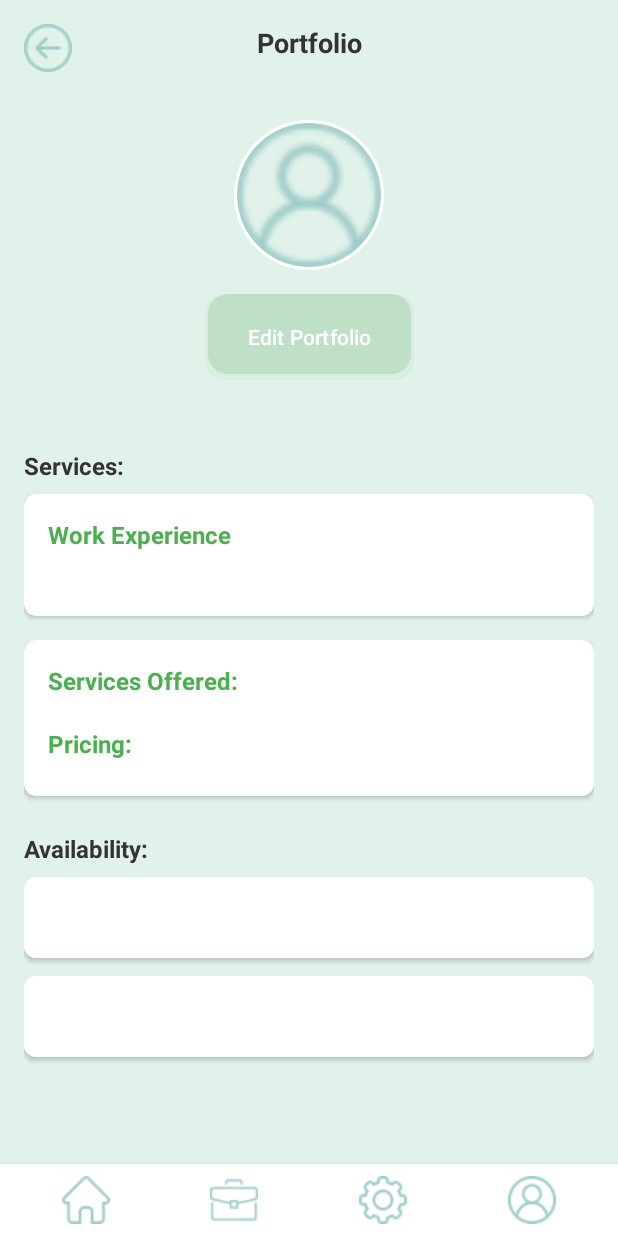
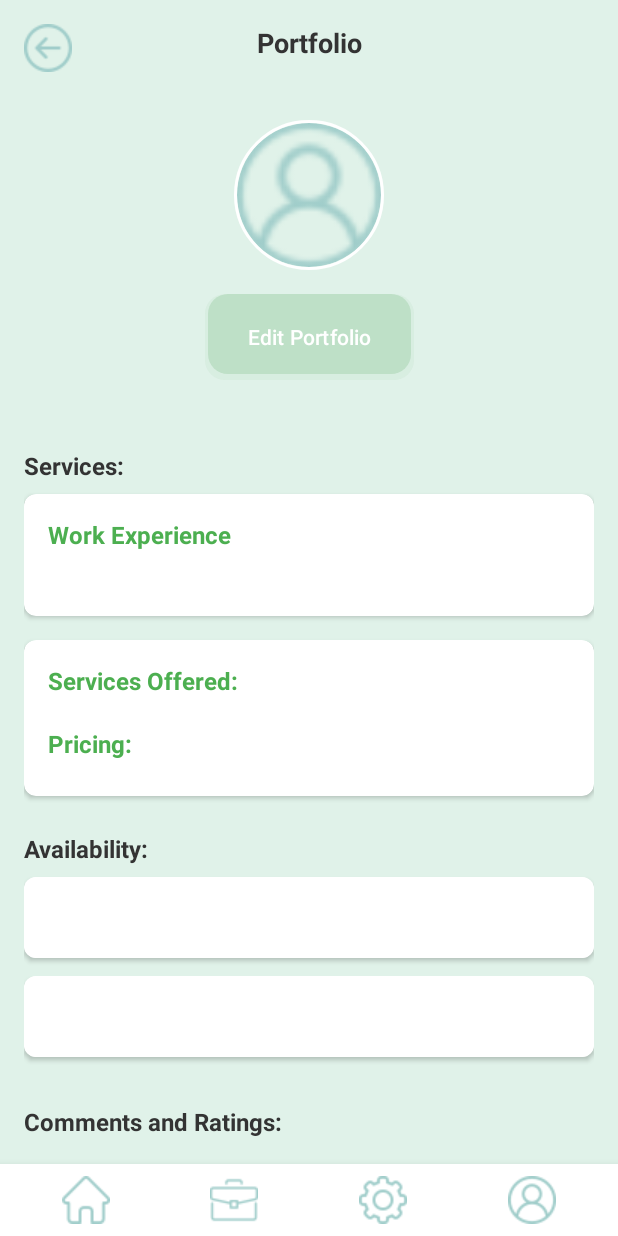
Before and after one commit to BlackLazuli/IT342-SkillMatch, an Android app: the PortfolioActivity screen opened directly, with no data from a screen before it, on a phone screen of 412 x 824 dp. Run offline under Robolectric (Android 15) with nearby library versions, the phone set to English and light mode, and no system bars; our stand-ins replace CircleImageView.

Commit message:
Created A CustomerProfile Page and Edited the Portfolio page for the Comments and Ratings

```diff
--- a/frontend_mobile/app/src/main/AndroidManifest.xml
+++ b/frontend_mobile/app/src/main/AndroidManifest.xml
@@ -48,6 +48,7 @@
         <activity android:name=".SignUp" android:exported="false" />
         <activity android:name=".ChooseRole" android:exported="false" />
         <activity android:name=".customer.EditCustomerProfile" android:exported="false" />
+        <activity android:name=".customer.CustomerProfileActivity" android:exported="false" />
         <activity android:name=".professional.EditPortfolioActivity" android:exported="false" />
         <activity android:name=".professional.EditProfessionalProfile" android:exported="false" />
         <activity android:name=".professional.PortfolioActivity" android:exported="false" />
--- a/frontend_mobile/app/src/main/java/com/example/skillmatch/customer/EditCustomerProfile.kt
+++ b/frontend_mobile/app/src/main/java/com/example/skillmatch/customer/EditCustomerProfile.kt
@@ -41,6 +41,8 @@ import android.os.Looper
 import android.provider.MediaStore
 import android.util.Base64
 import android.util.Log
+import com.example.skillmatch.professional.EditProfessionalProfile
+import com.example.skillmatch.professional.ProfessionalProfileActivity
 import java.io.ByteArrayOutputStream
 import java.io.FileNotFoundException
 
@@ -398,7 +400,9 @@ class EditCustomerProfile : AppCompatActivity(), OnMapReadyCallback {
 
                         // Delay finish to show success message
                         Handler(Looper.getMainLooper()).postDelayed({
-                            finish()
+                            val intent = Intent(this@EditCustomerProfile, CustomerProfileActivity::class.java)
+                            intent.flags = Intent.FLAG_ACTIVITY_NEW_TASK or Intent.FLAG_ACTIVITY_CLEAR_TOP
+                            startActivity(intent)
                         }, 1500)
                     } else {
                         val errorCode = response.code()
--- a/frontend_mobile/app/src/main/res/drawable/circle_background.xml
+++ b/frontend_mobile/app/src/main/res/drawable/circle_background.xml
@@ -2,4 +2,5 @@
 <shape xmlns:android="http://schemas.android.com/apk/res/android"
     android:shape="oval">
     <solid android:color="#4CAF50" />
+    <size android:width="40dp" android:height="40dp" />
 </shape>
--- a/frontend_mobile/app/src/main/res/layout/activity_portfolio.xml
+++ b/frontend_mobile/app/src/main/res/layout/activity_portfolio.xml
@@ -242,6 +242,98 @@
                     android:textColor="#333333"
                     android:textSize="16sp" />
             </androidx.cardview.widget.CardView>
+
+            <!-- Comments and Ratings Section -->
+            <TextView
+                android:layout_width="wrap_content"
+                android:layout_height="wrap_content"
+                android:layout_marginTop="8dp"
+                android:layout_marginBottom="8dp"
+                android:text="Comments and Ratings:"
+                android:textColor="#333333"
+                android:textSize="16sp"
+                android:textStyle="bold" />
+
+            <!-- Comments Container - Will be populated dynamically -->
+            <LinearLayout
+                android:id="@+id/commentsContainer"
+                android:layout_width="match_parent"
+                android:layout_height="wrap_content"
+                android:orientation="vertical">
+
+                <!-- Comment items will be added here programmatically -->
+                <!-- Each comment will follow this template structure -->
+
+                <!-- Sample comment layout (will be created programmatically) -->
+                <androidx.cardview.widget.CardView
+                    android:layout_width="match_parent"
+                    android:layout_height="wrap_content"
+                    android:layout_marginBottom="12dp"
+                    app:cardCornerRadius="8dp"
+                    app:cardElevation="2dp"
+                    android:visibility="gone">
+
+                    <LinearLayout
+                        android:layout_width="match_parent"
+                        android:layout_height="wrap_content"
+                        android:orientation="horizontal"
+                        android:padding="16dp"
+                        android:background="#FFFFFF">
+
+                        <TextView
+                            android:layout_width="wrap_content"
+                            android:layout_height="wrap_content"
+                            android:text="L"
+                            android:background="@drawable/circle_background"
+                            android:gravity="center"
+                            android:textColor="#FFFFFF"
+                            android:textSize="18sp"
+                            android:textStyle="bold"
+                            android:padding="8dp" />
+
+                        <LinearLayout
+                            android:layout_width="0dp"
+                            android:layout_height="wrap_content"
+                            android:layout_weight="1"
+                            android:orientation="vertical"
+                            android:layout_marginStart="12dp">
+
+                            <LinearLayout
+                                android:layout_width="match_parent"
+                                android:layout_height="wrap_content"
+                                android:orientation="horizontal">
+
+                                <TextView
+                                    android:layout_width="0dp"
+                                    android:layout_height="wrap_content"
+                                    android:layout_weight="1"
+                                    android:text="Lucky Caralos"
+                                    android:textColor="#333333"
+                                    android:textSize="16sp"
+                                    android:textStyle="bold" />
+
+                                <TextView
+                                    android:layout_width="wrap_content"
+                                    android:layout_height="wrap_content"
+                                    android:text="4.5"
+                                    android:textColor="#4CAF50"
+                                    android:textSize="16sp"
+                                    android:textStyle="bold" />
+                            </LinearLayout>
+
+                            <TextView
+                                android:layout_width="match_parent"
+                                android:layout_height="wrap_content"
+                                android:layout_marginTop="4dp"
+                                android:text="Great Artist he drew me a masterpiece!"
+                                android:textColor="#333333"
+                                android:textSize="14sp" />
+                        </LinearLayout>
+                    </LinearLayout>
+                </androidx.cardview.widget.CardView>
+
+                <!-- More comments will be added programmatically -->
+            </LinearLayout>
         </LinearLayout>
     </ScrollView>
 
```
Also changed, not shown: frontend_mobile/app/src/main/java/com/example/skillmatch/customer/CustomerProfileActivity.kt (added, +272 -0 lines), frontend_mobile/app/src/main/res/layout/activity_customerprofile.xml (added, +345 -0 lines).
